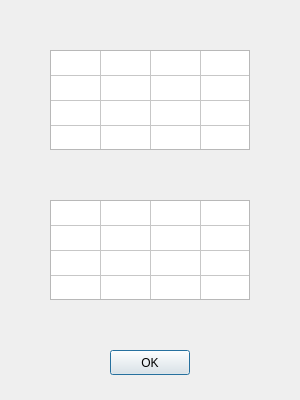
schdesign/board-builder, file src/pcbeditor/copperbalance.ui: the form before one commit.
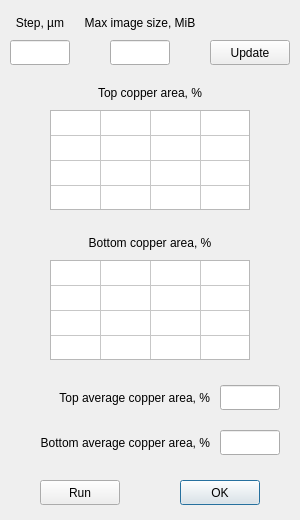
The form after the commit.

Commit message: Update Qt form CopperBalance

```diff
--- a/src/pcbeditor/copperbalance.ui
+++ b/src/pcbeditor/copperbalance.ui
@@ -7,7 +7,7 @@
     <x>0</x>
     <y>0</y>
     <width>300</width>
-    <height>400</height>
+    <height>520</height>
    </rect>
   </property>
   <property name="windowTitle">
@@ -16,8 +16,8 @@
   <widget class="QPushButton" name="okButton">
    <property name="geometry">
     <rect>
-     <x>110</x>
-     <y>350</y>
+     <x>180</x>
+     <y>480</y>
      <width>80</width>
      <height>25</height>
     </rect>
@@ -30,7 +30,7 @@
    <property name="geometry">
     <rect>
      <x>50</x>
-     <y>50</y>
+     <y>110</y>
      <width>200</width>
      <height>100</height>
     </rect>
@@ -87,7 +87,7 @@
    <property name="geometry">
     <rect>
      <x>50</x>
-     <y>200</y>
+     <y>260</y>
      <width>200</width>
      <height>100</height>
     </rect>
@@ -140,6 +140,180 @@
    <column/>
    <column/>
   </widget>
+  <widget class="QLabel" name="topCopperAreaLabel">
+   <property name="geometry">
+    <rect>
+     <x>50</x>
+     <y>80</y>
+     <width>200</width>
+     <height>25</height>
+    </rect>
+   </property>
+   <property name="text">
+    <string>Top copper area, %</string>
+   </property>
+   <property name="alignment">
+    <set>Qt::AlignCenter</set>
+   </property>
+  </widget>
+  <widget class="QLabel" name="bottomCopperAreaLabel">
+   <property name="geometry">
+    <rect>
+     <x>50</x>
+     <y>230</y>
+     <width>200</width>
+     <height>25</height>
+    </rect>
+   </property>
+   <property name="text">
+    <string>Bottom copper area, %</string>
+   </property>
+   <property name="alignment">
+    <set>Qt::AlignCenter</set>
+   </property>
+  </widget>
+  <widget class="QLabel" name="topAverageCopperAreaLabel">
+   <property name="geometry">
+    <rect>
+     <x>10</x>
+     <y>385</y>
+     <width>200</width>
+     <height>25</height>
+    </rect>
+   </property>
+   <property name="text">
+    <string>Top average copper area, %</string>
+   </property>
+   <property name="alignment">
+    <set>Qt::AlignRight|Qt::AlignTrailing|Qt::AlignVCenter</set>
+   </property>
+  </widget>
+  <widget class="QLabel" name="bottomAverageCopperAreaLabel">
+   <property name="geometry">
+    <rect>
+     <x>10</x>
+     <y>430</y>
+     <width>200</width>
+     <height>25</height>
+    </rect>
+   </property>
+   <property name="text">
+    <string>Bottom average copper area, %</string>
+   </property>
+   <property name="alignment">
+    <set>Qt::AlignRight|Qt::AlignTrailing|Qt::AlignVCenter</set>
+   </property>
+  </widget>
+  <widget class="QLineEdit" name="topAverageCopperAreaLineEdit">
+   <property name="geometry">
+    <rect>
+     <x>220</x>
+     <y>385</y>
+     <width>60</width>
+     <height>25</height>
+    </rect>
+   </property>
+   <property name="alignment">
+    <set>Qt::AlignCenter</set>
+   </property>
+  </widget>
+  <widget class="QLineEdit" name="bottomAverageCopperAreaLineEdit">
+   <property name="geometry">
+    <rect>
+     <x>220</x>
+     <y>430</y>
+     <width>60</width>
+     <height>25</height>
+    </rect>
+   </property>
+   <property name="alignment">
+    <set>Qt::AlignCenter</set>
+   </property>
+  </widget>
+  <widget class="QPushButton" name="updateButton">
+   <property name="geometry">
+    <rect>
+     <x>210</x>
+     <y>40</y>
+     <width>80</width>
+     <height>25</height>
+    </rect>
+   </property>
+   <property name="text">
+    <string>Update</string>
+   </property>
+  </widget>
+  <widget class="QLineEdit" name="stepLineEdit">
+   <property name="geometry">
+    <rect>
+     <x>10</x>
+     <y>40</y>
+     <width>60</width>
+     <height>25</height>
+    </rect>
+   </property>
+   <property name="alignment">
+    <set>Qt::AlignCenter</set>
+   </property>
+  </widget>
+  <widget class="QLineEdit" name="maxImageSizeLineEdit">
+   <property name="geometry">
+    <rect>
+     <x>110</x>
+     <y>40</y>
+     <width>60</width>
+     <height>25</height>
+    </rect>
+   </property>
+   <property name="alignment">
+    <set>Qt::AlignCenter</set>
+   </property>
+  </widget>
+  <widget class="QLabel" name="stepLabel">
+   <property name="geometry">
+    <rect>
+     <x>10</x>
+     <y>10</y>
+     <width>60</width>
+     <height>25</height>
+    </rect>
+   </property>
+   <property name="text">
+    <string>Step, µm</string>
+   </property>
+   <property name="alignment">
+    <set>Qt::AlignCenter</set>
+   </property>
+  </widget>
+  <widget class="QLabel" name="maxImageSizeLabel">
+   <property name="geometry">
+    <rect>
+     <x>70</x>
+     <y>10</y>
+     <width>140</width>
+     <height>25</height>
+    </rect>
+   </property>
+   <property name="text">
+    <string>Max image size, MiB</string>
+   </property>
+   <property name="alignment">
+    <set>Qt::AlignCenter</set>
+   </property>
+  </widget>
+  <widget class="QPushButton" name="runButton">
+   <property name="geometry">
+    <rect>
+     <x>40</x>
+     <y>480</y>
+     <width>80</width>
+     <height>25</height>
+    </rect>
+   </property>
+   <property name="text">
+    <string>Run</string>
+   </property>
+  </widget>
  </widget>
  <resources/>
  <connections/>
```
The commit also changes 2 other files.
